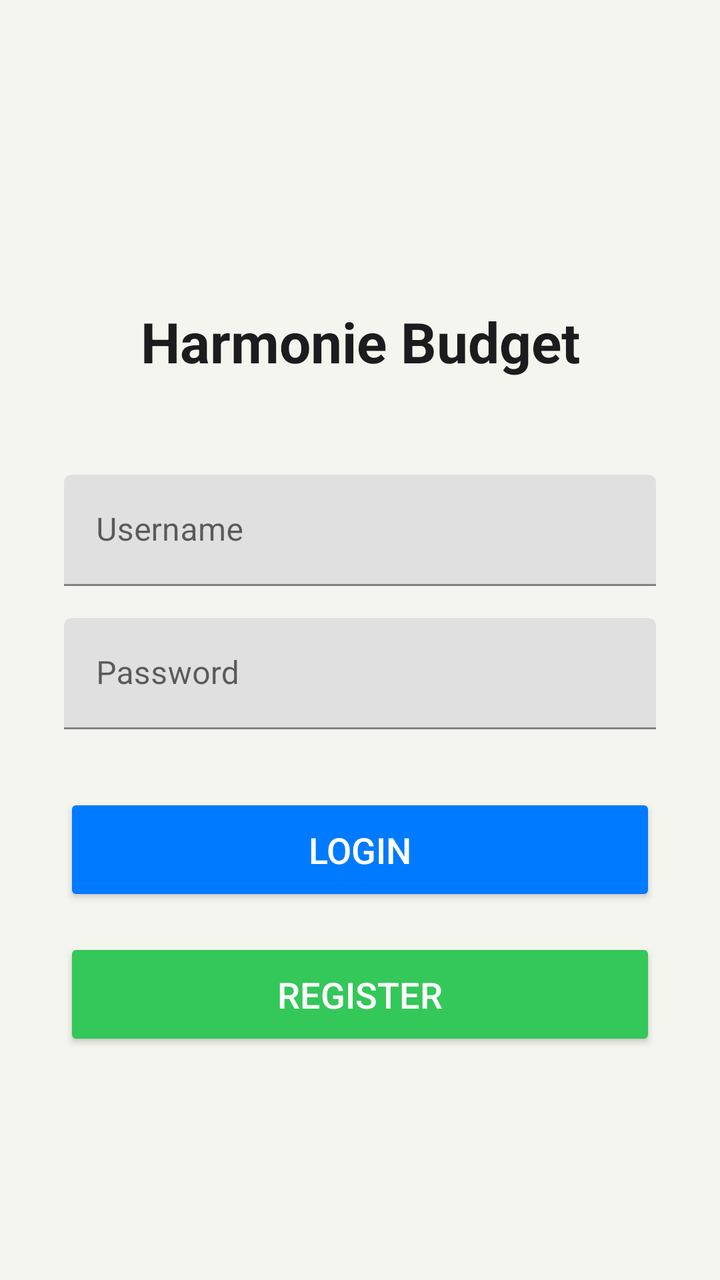
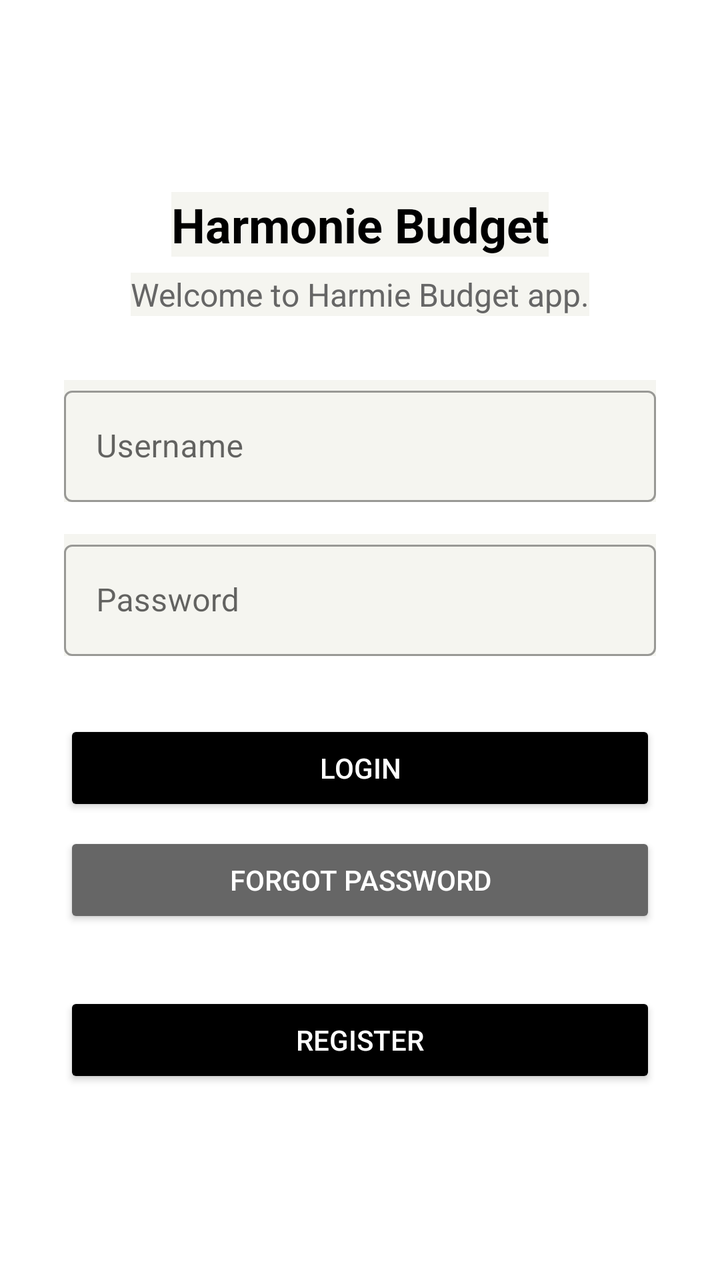

Before-and-after screenshots of an Android layout around one commit, followed by the original layout XML and the change that was made.
<!-- AndroidManifest.xml: application theme Theme.HarmonieBudgetAppKt -->
<!-- res/layout/activity_main.xml -->
<?xml version="1.0" encoding="utf-8"?>
<androidx.constraintlayout.widget.ConstraintLayout
    xmlns:android="http://schemas.android.com/apk/res/android"
    xmlns:app="http://schemas.android.com/apk/res-auto"
    android:layout_width="match_parent"
    android:layout_height="match_parent"
    android:background="#F5F5F0"
    android:padding="32dp">

    
    <TextView
        android:id="@+id/tv_title"
        android:layout_width="wrap_content"
        android:layout_height="wrap_content"
        android:text="@string/app_name"
        android:textSize="28sp"
        android:textColor="#1C1C1E"
        android:textStyle="bold"
        app:layout_constraintTop_toTopOf="parent"
        app:layout_constraintStart_toStartOf="parent"
        app:layout_constraintEnd_toEndOf="parent"
        android:layout_marginTop="120dp" />

    
    <com.google.android.material.textfield.TextInputLayout
        android:id="@+id/til_username"
        android:layout_width="0dp"
        android:layout_height="wrap_content"
        android:hint="@string/hint_username"
        app:layout_constraintTop_toBottomOf="@id/tv_title"
        app:layout_constraintStart_toStartOf="parent"
        app:layout_constraintEnd_toEndOf="parent"
        android:layout_marginTop="48dp">
        <com.google.android.material.textfield.TextInputEditText
            android:id="@+id/et_username"
            android:layout_width="match_parent"
            android:layout_height="wrap_content" />
    </com.google.android.material.textfield.TextInputLayout>

    
    <com.google.android.material.textfield.TextInputLayout
        android:id="@+id/til_password"
        android:layout_width="0dp"
        android:layout_height="wrap_content"
        android:hint="@string/hint_password"
        app:layout_constraintTop_toBottomOf="@id/til_username"
        app:layout_constraintStart_toStartOf="parent"
        app:layout_constraintEnd_toEndOf="parent"
        android:layout_marginTop="16dp">
        <com.google.android.material.textfield.TextInputEditText
            android:id="@+id/et_password"
            android:layout_width="match_parent"
            android:layout_height="wrap_content"
            android:inputType="textPassword" />
    </com.google.android.material.textfield.TextInputLayout>

    
    <Button
        android:id="@+id/btn_login"
        android:layout_width="0dp"
        android:layout_height="wrap_content"
        android:text="@string/btn_login"
        android:backgroundTint="#007AFF"
        android:textColor="#FFFFFF"
        android:textSize="18sp"
        app:layout_constraintTop_toBottomOf="@id/til_password"
        app:layout_constraintStart_toStartOf="parent"
        app:layout_constraintEnd_toEndOf="parent"
        android:layout_marginTop="32dp"
        android:paddingVertical="16dp" />

    
    <Button
        android:id="@+id/btn_register"
        android:layout_width="0dp"
        android:layout_height="wrap_content"
        android:text="@string/btn_register"
        android:backgroundTint="#34C759"
        android:textColor="#FFFFFF"
        android:textSize="18sp"
        app:layout_constraintTop_toBottomOf="@id/btn_login"
        app:layout_constraintStart_toStartOf="parent"
        app:layout_constraintEnd_toEndOf="parent"
        android:layout_marginTop="16dp"
        android:paddingVertical="16dp" />

</androidx.constraintlayout.widget.ConstraintLayout>
<!-- resources referenced by this layout -->
<resources>
  <string name="app_name">Harmonie Budget</string>
  <string name="btn_login">Login</string>
  <string name="btn_register">Register</string>
  <string name="hint_password">Password</string>
  <string name="hint_username">Username</string>
  <style name="Theme.HarmonieBudgetAppKt" parent="Theme.MaterialComponents.DayNight.NoActionBar">
          <item name="colorPrimary">#007AFF</item>
          <item name="colorPrimaryVariant">#007AFF</item>
          <item name="colorOnPrimary">#FFFFFF</item>
          <item name="colorSecondary">#34C759</item>
          <item name="colorOnSecondary">#FFFFFF</item>
          <item name="android:statusBarColor">#F5F5F0</item>
          <item name="android:windowLightStatusBar">true</item>
          <item name="android:background">#F5F5F0</item>
      </style>
</resources>

<!-- the commit's change to res/layout/activity_main.xml (unified diff, before → after) -->
@@ -4,22 +4,35 @@
     xmlns:app="http://schemas.android.com/apk/res-auto"
     android:layout_width="match_parent"
     android:layout_height="match_parent"
-    android:background="#F5F5F0"
+    android:background="#FFFFFF"
     android:padding="32dp">
 
     
     <TextView
-        android:id="@+id/tv_title"
+        android:id="@+id/tv_app_title"
         android:layout_width="wrap_content"
         android:layout_height="wrap_content"
-        android:text="@string/app_name"
-        android:textSize="28sp"
-        android:textColor="#1C1C1E"
+        android:text="Harmonie Budget"
+        android:textSize="24sp"
+        android:textColor="#000000"
         android:textStyle="bold"
         app:layout_constraintTop_toTopOf="parent"
         app:layout_constraintStart_toStartOf="parent"
         app:layout_constraintEnd_toEndOf="parent"
-        android:layout_marginTop="120dp" />
+        android:layout_marginTop="64dp" />
+
+    
+    <TextView
+        android:id="@+id/tv_welcome"
+        android:layout_width="wrap_content"
+        android:layout_height="wrap_content"
+        android:text="Welcome to Harmie Budget app."
+        android:textSize="16sp"
+        android:textColor="#666666"
+        app:layout_constraintTop_toBottomOf="@id/tv_app_title"
+        app:layout_constraintStart_toStartOf="parent"
+        app:layout_constraintEnd_toEndOf="parent"
+        android:layout_marginTop="8dp" />
 
     
     <com.google.android.material.textfield.TextInputLayout
@@ -27,14 +40,16 @@
         android:layout_width="0dp"
         android:layout_height="wrap_content"
         android:hint="@string/hint_username"
-        app:layout_constraintTop_toBottomOf="@id/tv_title"
+        style="@style/Widget.MaterialComponents.TextInputLayout.OutlinedBox"
+        app:layout_constraintTop_toBottomOf="@id/tv_welcome"
         app:layout_constraintStart_toStartOf="parent"
         app:layout_constraintEnd_toEndOf="parent"
-        android:layout_marginTop="48dp">
+        android:layout_marginTop="32dp">
         <com.google.android.material.textfield.TextInputEditText
             android:id="@+id/et_username"
             android:layout_width="match_parent"
-            android:layout_height="wrap_content" />
+            android:layout_height="wrap_content"
+            android:backgroundTint="#E0E0E0" />
     </com.google.android.material.textfield.TextInputLayout>
 
     
@@ -43,6 +58,7 @@
         android:layout_width="0dp"
         android:layout_height="wrap_content"
         android:hint="@string/hint_password"
+        style="@style/Widget.MaterialComponents.TextInputLayout.OutlinedBox"
         app:layout_constraintTop_toBottomOf="@id/til_username"
         app:layout_constraintStart_toStartOf="parent"
         app:layout_constraintEnd_toEndOf="parent"
@@ -51,7 +67,8 @@
             android:id="@+id/et_password"
             android:layout_width="match_parent"
             android:layout_height="wrap_content"
-            android:inputType="textPassword" />
+            android:inputType="textPassword"
+            android:backgroundTint="#E0E0E0" />
     </com.google.android.material.textfield.TextInputLayout>
 
     
@@ -60,14 +77,25 @@
         android:layout_width="0dp"
         android:layout_height="wrap_content"
         android:text="@string/btn_login"
-        android:backgroundTint="#007AFF"
+        android:backgroundTint="#000000"
         android:textColor="#FFFFFF"
-        android:textSize="18sp"
         app:layout_constraintTop_toBottomOf="@id/til_password"
         app:layout_constraintStart_toStartOf="parent"
         app:layout_constraintEnd_toEndOf="parent"
-        android:layout_marginTop="32dp"
-        android:paddingVertical="16dp" />
+        android:layout_marginTop="32dp" />
+
+    
+    <Button
+        android:id="@+id/btn_forgot"
+        android:layout_width="0dp"
+        android:layout_height="wrap_content"
+        android:text="Forgot Password"
+        android:backgroundTint="#666666"
+        android:textColor="#FFFFFF"
+        app:layout_constraintTop_toBottomOf="@id/btn_login"
+        app:layout_constraintStart_toStartOf="parent"
+        app:layout_constraintEnd_toEndOf="parent"
+        android:layout_marginTop="8dp" />
 
     
     <Button
@@ -75,13 +103,11 @@
         android:layout_width="0dp"
         android:layout_height="wrap_content"
         android:text="@string/btn_register"
-        android:backgroundTint="#34C759"
+        android:backgroundTint="#000000"
         android:textColor="#FFFFFF"
-        android:textSize="18sp"
-        app:layout_constraintTop_toBottomOf="@id/btn_login"
+        app:layout_constraintTop_toBottomOf="@id/btn_forgot"
         app:layout_constraintStart_toStartOf="parent"
         app:layout_constraintEnd_toEndOf="parent"
-        android:layout_marginTop="16dp"
-        android:paddingVertical="16dp" />
+        android:layout_marginTop="32dp" />
 
 </androidx.constraintlayout.widget.ConstraintLayout>
<!-- resource entries referenced after the edit -->
@@ -1,6 +1,5 @@
 <!-- resources referenced by this layout -->
 <resources>
-  <string name="app_name">Harmonie Budget</string>
   <string name="btn_login">Login</string>
   <string name="btn_register">Register</string>
   <string name="hint_password">Password</string>
